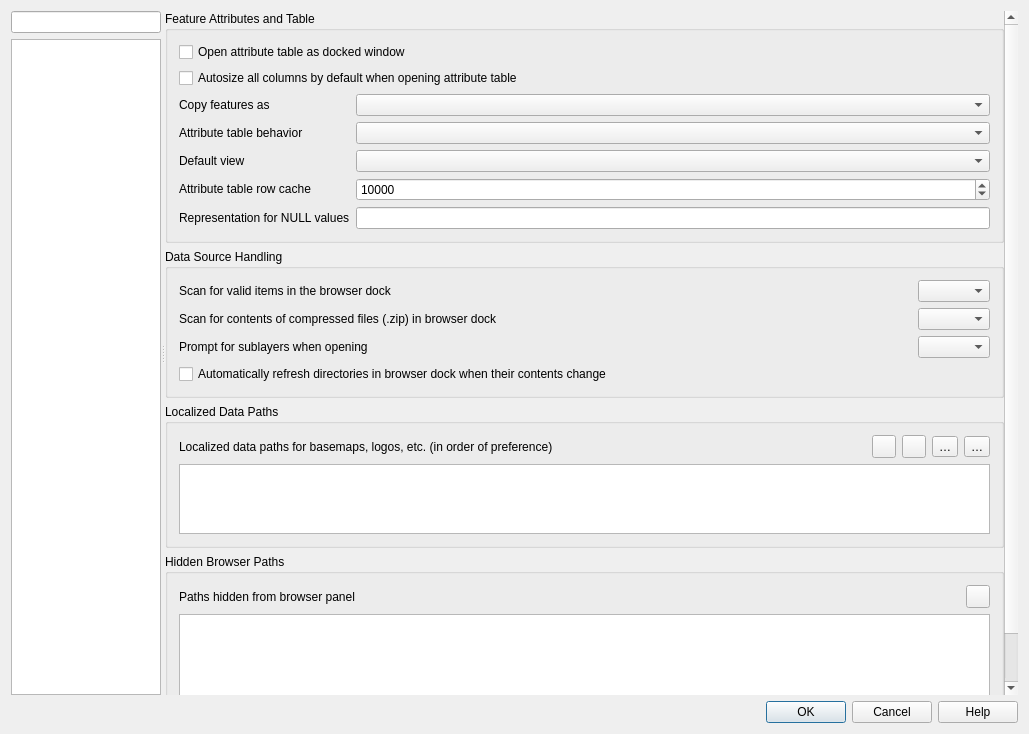
Before: the Qt Designer form src/ui/qgsoptionsbase.ui in qgis/QGIS, drawn with Qt 5.
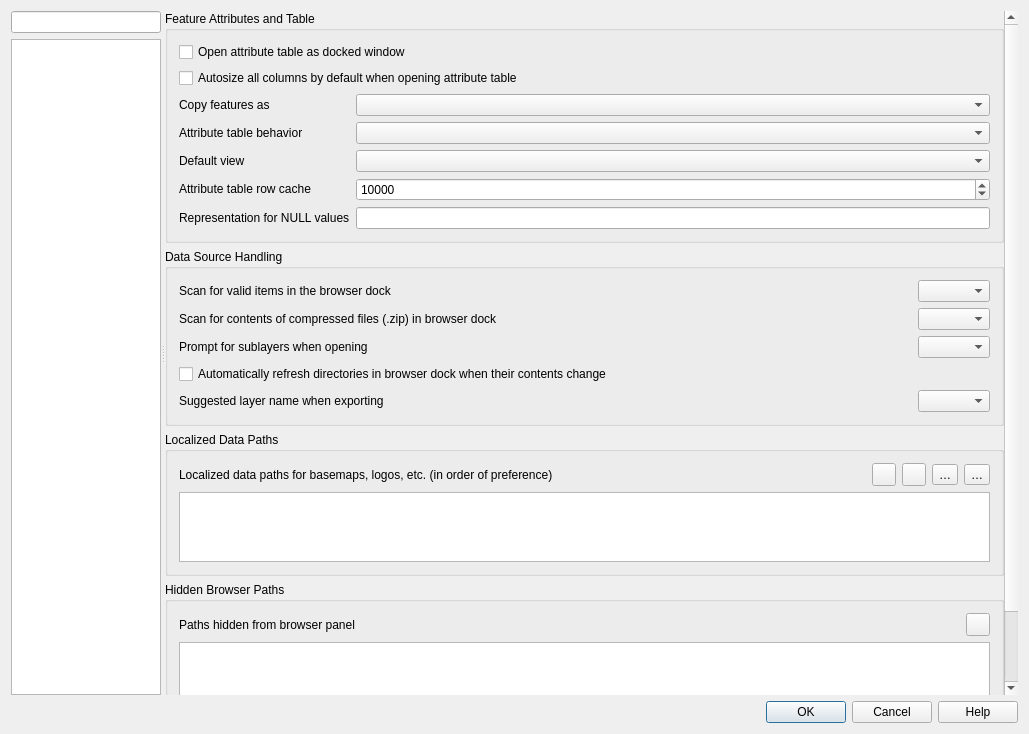
After: the same form once the commit is applied. The open tabs and pages were chosen to show the change. Icons and pictures are not drawn. Custom widgets are drawn as their Qt base class.

Commit message: [FEATURE] Preserve non-ASCII characters in suggested layer names

Diff of the .ui file:
```diff
--- a/src/ui/qgsoptionsbase.ui
+++ b/src/ui/qgsoptionsbase.ui
@@ -2138,6 +2138,20 @@
                     </property>
                    </widget>
                   </item>
+                  <item row="4" column="0">
+                   <widget class="QLabel" name="mLayerNameLaunderingLabel">
+                    <property name="text">
+                     <string>Suggested layer name when exporting</string>
+                    </property>
+                   </widget>
+                  </item>
+                  <item row="4" column="2">
+                   <widget class="QComboBox" name="mLayerNameLaunderingComboBox">
+                    <property name="toolTip">
+                     <string>Determines how the layer name suggested in the export dialogs is laundered. Restricting to ASCII maximizes interoperability with other software, at the cost of mangling names which are not written in the basic Latin alphabet.</string>
+                    </property>
+                   </widget>
+                  </item>
                  </layout>
                 </widget>
                </item>
```
The commit also changes 13 other files.
